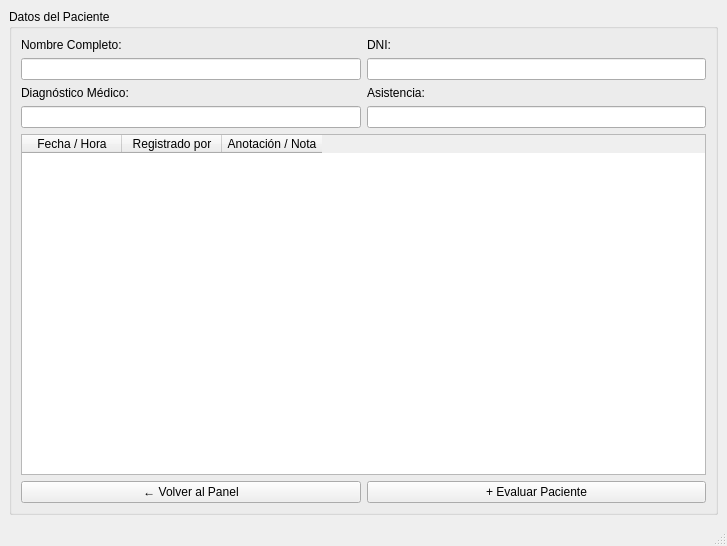
Before: the Qt Designer form src/vista/ui/trabajador/paciente_detalle.ui in mbatla00/cediza_IS, drawn with Qt 5.
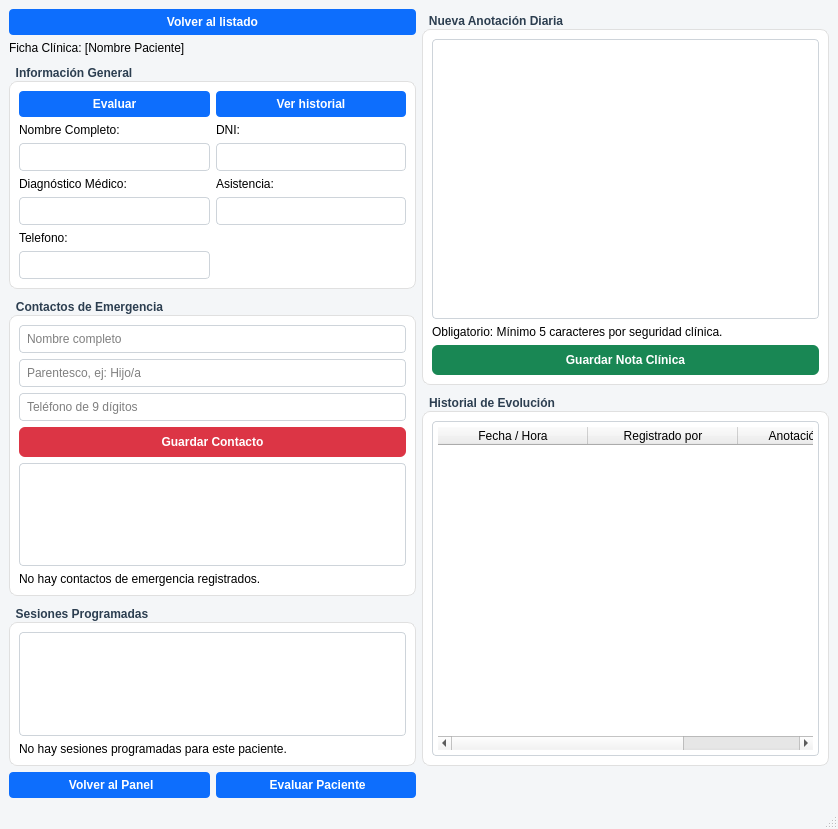
After: the same form once the commit is applied. Icons and pictures are not drawn.

Commit message: Arreglado el paciente detalle y decorado

What changed in the file:
```diff
--- a/src/vista/ui/trabajador/paciente_detalle.ui
+++ b/src/vista/ui/trabajador/paciente_detalle.ui
@@ -6,116 +6,369 @@
    <rect>
     <x>0</x>
     <y>0</y>
-    <width>727</width>
-    <height>546</height>
+    <width>838</width>
+    <height>829</height>
    </rect>
   </property>
+  <property name="font">
+   <font>
+    <family>Segoe UI</family>
+    <pointsize>7</pointsize>
+   </font>
+  </property>
   <property name="windowTitle">
    <string>MainWindow</string>
   </property>
+  <property name="styleSheet">
+   <string notr="true">QMainWindow {
+    background-color: #f4f6f8;
+}
+
+QGroupBox {
+    background-color: white;
+    border: 1px solid #e0e0e0;
+    border-radius: 8px;
+    margin-top: 20px;
+    font-weight: bold;
+}
+
+QGroupBox::title {
+    subcontrol-origin: margin;
+    subcontrol-position: top left;
+    padding: 0 5px;
+    color: #2c3e50;
+    top: 5px;
+}
+
+QLineEdit, QPlainTextEdit, QListWidget, QTableWidget {
+    border: 1px solid #ced4da;
+    border-radius: 4px;
+    padding: 5px;
+    background-color: #ffffff;
+    selection-background-color: #0d6efd;
+}
+
+QLineEdit:focus, QPlainTextEdit:focus {
+    border: 1px solid #0d6efd;
+}
+
+QPushButton#btn_guardar_nota {
+    background-color: #198754;
+    color: white;
+    border-radius: 6px;
+    padding: 8px;
+    font-weight: bold;
+}
+
+QPushButton#btn_guardar_nota:hover {
+    background-color: #157347;
+}
+
+QPushButton#btn_guardar_contacto {
+    background-color: #dc3545;
+    color: white;
+    border-radius: 6px;
+    padding: 8px;
+    font-weight: bold;
+}
+
+QPushButton#btn_guardar_contacto:hover {
+    background-color: #bb2d3b;
+}
+
+QPushButton {
+    background-color: #0d6efd;
+    color: white;
+    border-radius: 4px;
+    padding: 6px;
+    font-weight: bold;
+}
+
+QPushButton:hover {
+    background-color: #0b5ed7;
+}</string>
+  </property>
   <widget class="QWidget" name="centralwidget">
-   <layout class="QGridLayout" name="gridLayout_2">
+   <layout class="QGridLayout" name="gridLayout_3">
+    <item row="2" column="0">
+     <layout class="QVBoxLayout" name="verticalLayout_4">
+      <item>
+       <widget class="QGroupBox" name="group_datos">
+        <property name="title">
+         <string>Información General</string>
+        </property>
+        <layout class="QGridLayout" name="gridLayout">
+         <item row="0" column="1">
+          <widget class="QPushButton" name="btn_tab_historial">
+           <property name="text">
+            <string>Ver historial</string>
+           </property>
+          </widget>
+         </item>
+         <item row="3" column="0">
+          <widget class="QLabel" name="label_4">
+           <property name="text">
+            <string>Diagnóstico Médico:</string>
+           </property>
+          </widget>
+         </item>
+         <item row="2" column="0">
+          <widget class="QLineEdit" name="txt_nombre">
+           <property name="readOnly">
+            <bool>true</bool>
+           </property>
+          </widget>
+         </item>
+         <item row="4" column="0">
+          <widget class="QLineEdit" name="txt_diagnostico">
+           <property name="readOnly">
+            <bool>true</bool>
+           </property>
+          </widget>
+         </item>
+         <item row="6" column="0">
+          <widget class="QLineEdit" name="txt_telefono">
+           <property name="readOnly">
+            <bool>true</bool>
+           </property>
+          </widget>
+         </item>
+         <item row="0" column="0">
+          <widget class="QPushButton" name="btn_tab_evaluar">
+           <property name="text">
+            <string>Evaluar</string>
+           </property>
+          </widget>
+         </item>
+         <item row="1" column="0">
+          <widget class="QLabel" name="label">
+           <property name="text">
+            <string>Nombre Completo:</string>
+           </property>
+          </widget>
+         </item>
+         <item row="4" column="1">
+          <widget class="QLineEdit" name="txt_asistencia">
+           <property name="readOnly">
+            <bool>true</bool>
+           </property>
+          </widget>
+         </item>
+         <item row="2" column="1">
+          <widget class="QLineEdit" name="txt_dni">
+           <property name="readOnly">
+            <bool>true</bool>
+           </property>
+          </widget>
+         </item>
+         <item row="8" column="0" colspan="2">
+          <layout class="QHBoxLayout" name="horizontalLayout"/>
+         </item>
+         <item row="3" column="1">
+          <widget class="QLabel" name="label_3">
+           <property name="text">
+            <string>Asistencia:</string>
+           </property>
+          </widget>
+         </item>
+         <item row="5" column="0">
+          <widget class="QLabel" name="label_6">
+           <property name="text">
+            <string>Telefono:</string>
+           </property>
+          </widget>
+         </item>
+         <item row="1" column="1">
+          <widget class="QLabel" name="label_2">
+           <property name="text">
+            <string>DNI:</string>
+           </property>
+          </widget>
+         </item>
+        </layout>
+       </widget>
+      </item>
+      <item>
+       <widget class="QGroupBox" name="group_contactos">
+        <property name="title">
+         <string>Contactos de Emergencia</string>
+        </property>
+        <layout class="QVBoxLayout" name="verticalLayout_2">
+         <item>
+          <widget class="QLineEdit" name="txt_contacto_nombre">
+           <property name="placeholderText">
+            <string>Nombre completo</string>
+           </property>
+          </widget>
+         </item>
+         <item>
+          <widget class="QLineEdit" name="txt_contacto_parentesco">
+           <property name="text">
+            <string/>
+           </property>
+           <property name="placeholderText">
+            <string>Parentesco, ej: Hijo/a</string>
+           </property>
+          </widget>
+         </item>
+         <item>
+          <widget class="QLineEdit" name="txt_contacto_telefono">
+           <property name="placeholderText">
+            <string>Teléfono de 9 dígitos</string>
+           </property>
+          </widget>
+         </item>
+         <item>
+          <widget class="QPushButton" name="btn_guardar_contacto">
+           <property name="text">
+            <string>Guardar Contacto</string>
+           </property>
+          </widget>
+         </item>
+         <item>
+          <widget class="QListWidget" name="lista_contactos"/>
+         </item>
+         <item>
+          <widget class="QLabel" name="lbl_status_contactos">
+           <property name="text">
+            <string>No hay contactos de emergencia registrados.</string>
+           </property>
+          </widget>
+         </item>
+        </layout>
+       </widget>
+      </item>
+      <item>
+       <widget class="QGroupBox" name="group_sesiones">
+        <property name="title">
+         <string>Sesiones Programadas</string>
+        </property>
+        <layout class="QVBoxLayout" name="verticalLayout_3">
+         <item>
+          <widget class="QListWidget" name="lista_sesiones"/>
+         </item>
+         <item>
+          <widget class="QLabel" name="label_7">
+           <property name="text">
+            <string>No hay sesiones programadas para este paciente.</string>
+           </property>
+          </widget>
+         </item>
+        </layout>
+       </widget>
+      </item>
+     </layout>
+    </item>
     <item row="0" column="0">
-     <widget class="QGroupBox" name="group_datos">
-      <property name="title">
-       <string>Datos del Paciente</string>
+     <widget class="QPushButton" name="btn_volver_2">
+      <property name="text">
+       <string>Volver al listado</string>
       </property>
-      <layout class="QGridLayout" name="gridLayout">
-       <item row="0" column="0">
-        <widget class="QLabel" name="label">
-         <property name="text">
-          <string>Nombre Completo:</string>
-         </property>
-        </widget>
-       </item>
-       <item row="0" column="1">
-        <widget class="QLabel" name="label_2">
-         <property name="text">
-          <string>DNI:</string>
-         </property>
-        </widget>
-       </item>
-       <item row="1" column="0">
-        <widget class="QLineEdit" name="txt_nombre">
-         <property name="readOnly">
-          <bool>true</bool>
-         </property>
-        </widget>
-       </item>
-       <item row="1" column="1">
-        <widget class="QLineEdit" name="txt_dni">
-         <property name="readOnly">
-          <bool>true</bool>
-         </property>
-        </widget>
-       </item>
-       <item row="2" column="0">
-        <widget class="QLabel" name="label_4">
-         <property name="text">
-          <string>Diagnóstico Médico:</string>
-         </property>
-        </widget>
-       </item>
-       <item row="2" column="1">
-        <widget class="QLabel" name="label_3">
-         <property name="text">
-          <string>Asistencia:</string>
-         </property>
-        </widget>
-       </item>
-       <item row="3" column="0">
-        <widget class="QLineEdit" name="txt_diagnostico">
-         <property name="readOnly">
-          <bool>true</bool>
-         </property>
-        </widget>
-       </item>
-       <item row="3" column="1">
-        <widget class="QLineEdit" name="txt_asistencia">
-         <property name="readOnly">
-          <bool>true</bool>
-         </property>
-        </widget>
-       </item>
-       <item row="4" column="0" colspan="2">
-        <widget class="QTableWidget" name="tabla_historial">
-         <column>
-          <property name="text">
-           <string>Fecha / Hora</string>
-          </property>
-         </column>
-         <column>
-          <property name="text">
-           <string>Registrado por</string>
-          </property>
-         </column>
-         <column>
-          <property name="text">
-           <string>Anotación / Nota</string>
-          </property>
-         </column>
-        </widget>
-       </item>
-       <item row="5" column="0" colspan="2">
-        <layout class="QHBoxLayout" name="horizontalLayout">
+     </widget>
+    </item>
+    <item row="3" column="0">
+     <layout class="QHBoxLayout" name="horizontalLayout_2">
+      <item>
+       <widget class="QPushButton" name="btn_volver">
+        <property name="text">
+         <string> Volver al Panel</string>
+        </property>
+        <property name="icon">
+         <iconset theme="QIcon::ThemeIcon::GoPrevious"/>
+        </property>
+        <property name="iconSize">
+         <size>
+          <width>16</width>
+          <height>16</height>
+         </size>
+        </property>
+       </widget>
+      </item>
+      <item>
+       <widget class="QPushButton" name="btn_evaluar">
+        <property name="text">
+         <string> Evaluar Paciente</string>
+        </property>
+        <property name="icon">
+         <iconset theme="QIcon::ThemeIcon::ListAdd"/>
+        </property>
+       </widget>
+      </item>
+     </layout>
+    </item>
+    <item row="1" column="0">
+     <widget class="QLabel" name="label_5">
+      <property name="text">
+       <string>Ficha Clínica: [Nombre Paciente]</string>
+      </property>
+     </widget>
+    </item>
+    <item row="0" column="1" rowspan="3">
+     <layout class="QVBoxLayout" name="verticalLayout_5">
+      <item>
+       <widget class="QGroupBox" name="groupBox">
+        <property name="title">
+         <string>Nueva Anotación Diaria</string>
+        </property>
+        <layout class="QVBoxLayout" name="verticalLayout">
          <item>
-          <widget class="QPushButton" name="btn_volver">
+          <widget class="QPlainTextEdit" name="txt_nueva_nota"/>
+         </item>
+         <item>
+          <widget class="QLabel" name="lbl_aviso_nota">
            <property name="text">
-            <string>← Volver al Panel</string>
+            <string>Obligatorio: Mínimo 5 caracteres por seguridad clínica.</string>
            </property>
           </widget>
          </item>
          <item>
-          <widget class="QPushButton" name="btn_evaluar">
+          <widget class="QPushButton" name="btn_guardar_nota">
            <property name="text">
-            <string>+ Evaluar Paciente</string>
+            <string>Guardar Nota Clínica</string>
            </property>
           </widget>
          </item>
         </layout>
-       </item>
-      </layout>
-     </widget>
+       </widget>
+      </item>
+      <item>
+       <widget class="QGroupBox" name="groupBox_2">
+        <property name="title">
+         <string>Historial de Evolución</string>
+        </property>
+        <layout class="QGridLayout" name="gridLayout_2">
+         <item row="0" column="0">
+          <widget class="QTableWidget" name="tabla_historial">
+           <property name="wordWrap">
+            <bool>true</bool>
+           </property>
+           <attribute name="horizontalHeaderDefaultSectionSize">
+            <number>150</number>
+           </attribute>
+           <attribute name="verticalHeaderDefaultSectionSize">
+            <number>40</number>
+           </attribute>
+           <column>
+            <property name="text">
+             <string>Fecha / Hora</string>
+            </property>
+           </column>
+           <column>
+            <property name="text">
+             <string>Registrado por</string>
+            </property>
+           </column>
+           <column>
+            <property name="text">
+             <string>Anotación / Nota</string>
+            </property>
+           </column>
+          </widget>
+         </item>
+        </layout>
+       </widget>
+      </item>
+     </layout>
     </item>
    </layout>
   </widget>
```
Left out of the diff: 10 changed lines with no effect on the pictures. The commit also changes 2 other files.
